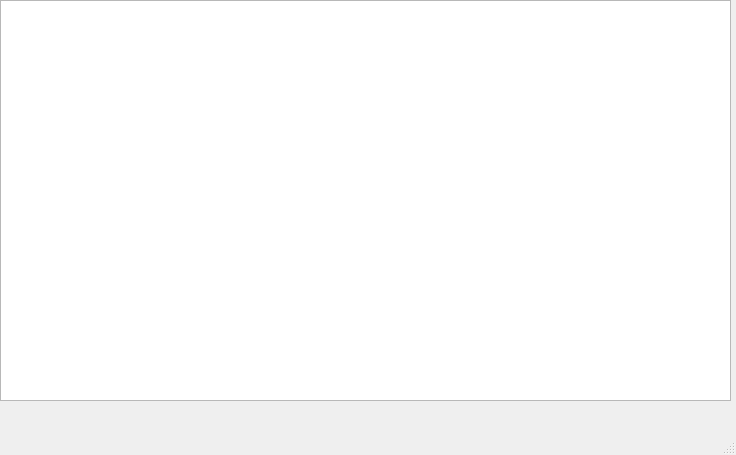
Above: main.ui from AlmazAlmaz/coffee before the change. Below: the same form after it.
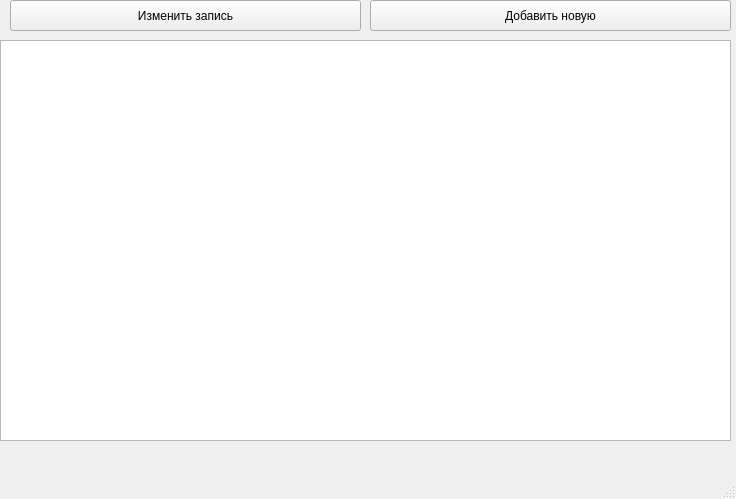
That is the form after the change.

Diff of the .ui file:
```diff
--- a/main.ui
+++ b/main.ui
@@ -7,7 +7,7 @@
     <x>0</x>
     <y>0</y>
     <width>736</width>
-    <height>455</height>
+    <height>499</height>
    </rect>
   </property>
   <property name="windowTitle">
@@ -18,12 +18,38 @@
     <property name="geometry">
      <rect>
       <x>0</x>
-      <y>0</y>
+      <y>40</y>
       <width>731</width>
       <height>401</height>
      </rect>
     </property>
    </widget>
+   <widget class="QPushButton" name="pushButton">
+    <property name="geometry">
+     <rect>
+      <x>10</x>
+      <y>0</y>
+      <width>351</width>
+      <height>31</height>
+     </rect>
+    </property>
+    <property name="text">
+     <string>Изменить запись</string>
+    </property>
+   </widget>
+   <widget class="QPushButton" name="pushButton_2">
+    <property name="geometry">
+     <rect>
+      <x>370</x>
+      <y>0</y>
+      <width>361</width>
+      <height>31</height>
+     </rect>
+    </property>
+    <property name="text">
+     <string>Добавить новую</string>
+    </property>
+   </widget>
   </widget>
   <widget class="QMenuBar" name="menubar">
    <property name="geometry">
```
